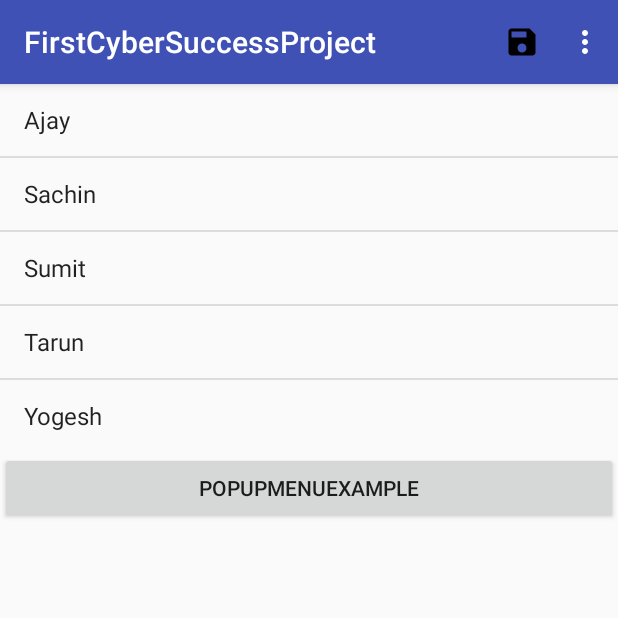
After one commit to samitparadedocs/FirstCyberSuccessProject, an Android app: the MenusDemoActivity screen opened directly, with no data from a screen before it, on a phone screen of 412 x 824 dp, the top half of it. The commit adds this screen. Run offline under Robolectric (Android 15) with nearby library versions, the phone set to English and light mode, and no system bars.

Commit message:
22May 2018 Changes committed regarding Type of menus

```diff
--- /dev/null
+++ b/app/src/main/java/com/cybersuccess/demo/firstcybersuccessproject/MenusDemoActivity.java
@@ -0,0 +1,117 @@
+package com.cybersuccess.demo.firstcybersuccessproject;
+
+import android.support.v7.app.AppCompatActivity;
+import android.os.Bundle;
+import android.view.ContextMenu;
+import android.view.Menu;
+import android.view.MenuItem;
+import android.view.View;
+import android.widget.ArrayAdapter;
+import android.widget.Button;
+import android.widget.ListView;
+import android.widget.PopupMenu;
+import android.widget.Toast;
+
+public class MenusDemoActivity extends AppCompatActivity {
+     ListView listView1;
+     String contacts[]={"Ajay","Sachin","Sumit","Tarun","Yogesh"};
+
+     Button popUpmenuExampleBtn;
+    @Override
+    protected void onCreate(Bundle savedInstanceState) {
+        super.onCreate(savedInstanceState);
+        setContentView(R.layout.activity_conext_menu);
+        listView1=(ListView)findViewById(R.id.listView1);
+        ArrayAdapter<String> adapter=new ArrayAdapter<String>(this,android.R.layout.simple_list_item_1,contacts);
+        listView1.setAdapter(adapter);
+
+        registerForContextMenu(listView1);
+
+
+
+        popUpmenuExampleBtn=findViewById(R.id.popUpmenuExample);
+        popUpmenuExampleBtn.setOnClickListener(new View.OnClickListener() {
+            @Override
+            public void onClick(View view) {
+
+                PopupMenu popup=new PopupMenu(MenusDemoActivity.this,popUpmenuExampleBtn);
+
+                //Inflating the Popup using xml file
+                popup.getMenuInflater().inflate(R.menu.popup_menu, popup.getMenu());
+
+                //registering popup with OnMenuItemClickListener
+                popup.setOnMenuItemClickListener(new PopupMenu.OnMenuItemClickListener() {
+                    @Override
+                    public boolean onMenuItemClick(MenuItem item) {
+                        Toast.makeText(MenusDemoActivity.this,"You Clicked : " + item.getTitle(),Toast.LENGTH_SHORT).show();
+
+                        return true;
+                    }
+                });
+
+               /* popup.setOnMenuItemClickListener(new PopupMenu.OnMenuItemClickListener() {
+                    public boolean onMenuItemClick(MenuItem item) {
+                        Toast.makeText(MenusDemoActivity.this,"You Clicked : " + item.getTitle(),Toast.LENGTH_SHORT).show();
+                        return true;
+                    }
+                });*/
+
+                popup.show();//showing popup menu
+            }
+        });
+    }
+
+    @Override
+    public void onCreateContextMenu(ContextMenu menu, View v, ContextMenu.ContextMenuInfo menuInfo) {
+        super.onCreateContextMenu(menu, v, menuInfo);
+        menu.setHeaderTitle("Set the context menu Action");
+        menu.add("Call");
+        menu.add("SMS");
+     /*   menu.setHeaderTitle("Set The Action");
+        menu.add(1, v.getId(), 1, "Call");//groupId, itemId, order, title
+        menu.add(2, v.getId(), 2, "SMS"); */
+    }
+    /*
+
+    */
+    @Override
+    public boolean onContextItemSelected(MenuItem item){
+        if(item.getTitle()=="Call"){
+            Toast.makeText(getApplicationContext(),"calling code",Toast.LENGTH_LONG).show();
+        }
+        else if(item.getTitle()=="SMS"){
+            Toast.makeText(getApplicationContext(),"sending sms code",Toast.LENGTH_LONG).show();
+        }else{
+            return false;
+        }
+        return true;
+    }
+    @Override
+    public boolean onCreateOptionsMenu(Menu menu) {
+        getMenuInflater().inflate(R.menu.menu_demo_activity, menu);
+        return true;
+    }
+
+    @Override
+
+    public boolean onOptionsItemSelected(MenuItem item) {
+        int id = item.getItemId();
+        switch (id) {
+            case R.id.save:
+                Toast.makeText(this, "Saved option Clicked", Toast.LENGTH_SHORT).show();
+                break;
+            case R.id.reset:
+                Toast.makeText(this, "Reset option Clicked", Toast.LENGTH_SHORT).show();
+
+                break;
+            case R.id.logout:
+                Toast.makeText(this, "Logout option Clicked", Toast.LENGTH_SHORT).show();
+
+                break;
+        }
+
+        return super.onOptionsItemSelected(item);
+    }
+
+
+}
--- /dev/null
+++ b/app/src/main/res/drawable/ic_save_black_24dp.xml
@@ -0,0 +1,9 @@
+<vector xmlns:android="http://schemas.android.com/apk/res/android"
+        android:width="24dp"
+        android:height="24dp"
+        android:viewportWidth="24.0"
+        android:viewportHeight="24.0">
+    <path
+        android:fillColor="#FF000000"
+        android:pathData="M17,3L5,3c-1.11,0 -2,0.9 -2,2v14c0,1.1 0.89,2 2,2h14c1.1,0 2,-0.9 2,-2L21,7l-4,-4zM12,19c-1.66,0 -3,-1.34 -3,-3s1.34,-3 3,-3 3,1.34 3,3 -1.34,3 -3,3zM15,9L5,9L5,5h10v4z"/>
+</vector>
--- /dev/null
+++ b/app/src/main/res/layout/activity_conext_menu.xml
@@ -0,0 +1,21 @@
+<?xml version="1.0" encoding="utf-8"?>
+<LinearLayout xmlns:android="http://schemas.android.com/apk/res/android"
+    xmlns:app="http://schemas.android.com/apk/res-auto"
+    xmlns:tools="http://schemas.android.com/tools"
+    android:layout_width="match_parent"
+    android:layout_height="match_parent"
+    android:orientation="vertical"
+    tools:context="com.cybersuccess.demo.firstcybersuccessproject.MenusDemoActivity">
+
+    <ListView
+        android:id="@+id/listView1"
+        android:layout_width="match_parent"
+        android:layout_height="wrap_content"></ListView>
+
+    <Button
+
+        android:id="@+id/popUpmenuExample"
+        android:layout_width="match_parent"
+        android:layout_height="wrap_content"
+        android:text="popUpmenuExample" />
+</LinearLayout>
--- /dev/null
+++ b/app/src/main/res/menu/menu_demo_activity.xml
@@ -0,0 +1,15 @@
+<?xml version="1.0" encoding="utf-8"?>
+<menu xmlns:android="http://schemas.android.com/apk/res/android"
+    xmlns:app="http://schemas.android.com/apk/res-auto">
+    <item
+        android:id="@+id/save"
+        android:title="Save"
+        android:icon="@drawable/ic_save_black_24dp"
+        app:showAsAction="always"></item>
+    <item
+        android:id="@+id/reset"
+        android:title="Reset"></item>
+    <item
+        android:id="@+id/logout"
+        android:title="Logout"></item>
+</menu>
--- /dev/null
+++ b/app/src/main/res/menu/popup_menu.xml
@@ -0,0 +1,16 @@
+<?xml version="1.0" encoding="utf-8"?>
+<menu xmlns:android="http://schemas.android.com/apk/res/android" >
+
+    <item
+        android:id="@+id/one"
+        android:title="One"/>
+
+    <item
+        android:id="@+id/two"
+        android:title="Two"/>
+
+    <item
+        android:id="@+id/three"
+        android:title="Three"/>
+
+</menu>
```
Also changed, not shown: app/src/main/AndroidManifest.xml (+9 -1 lines), app/src/main/java/com/cybersuccess/demo/firstcybersuccessproject/DemoListActivity.java (+76 -1 lines), app/src/main/java/com/cybersuccess/demo/firstcybersuccessproject/MyAlertDialogFragment.java (added, +35 -0 lines), app/src/main/java/com/cybersuccess/demo/firstcybersuccessproject/MyDialogFragment.java (added, +49 -0 lines), app/src/main/java/com/cybersuccess/demo/firstcybersuccessproject/picker/PickerDemoActivity.java (added, +130 -0 lines), app/src/main/java/com/cybersuccess/demo/firstcybersuccessproject/service/MyService.java (added, +40 -0 lines), app/src/main/java/com/cybersuccess/demo/firstcybersuccessproject/service/ServiceDemoActivity.java (added, +44 -0 lines), app/src/main/res/layout/activity_demo_list.xml (+18 -0 lines), app/src/main/res/layout/activity_picker_demo.xml (added, +51 -0 lines), app/src/main/res/layout/activity_service_demo.xml (added, +27 -0 lines), app/src/main/res/layout/custom_dialog.xml (added, +14 -0 lines), app/src/main/res/layout/fragment_username.xml (added, +21 -0 lines), app/src/main/res/layout/layout_components.xml (+6 -4 lines), app/src/main/res/menu/menu_home.xml (added, +13 -0 lines), 1 other file.
